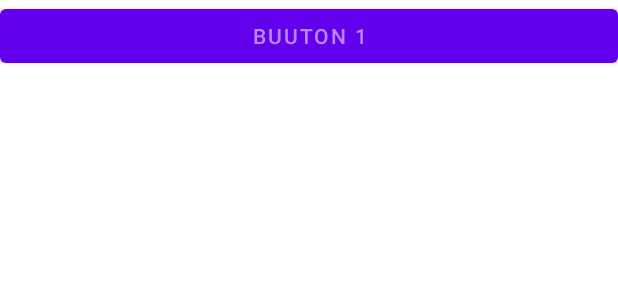
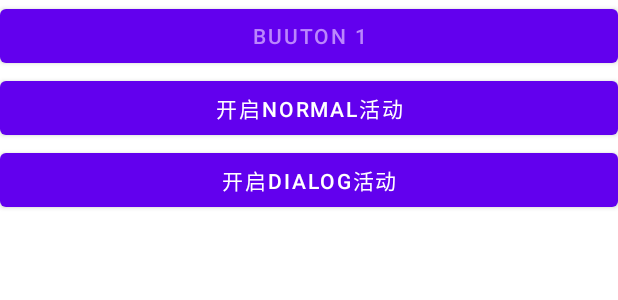
Before and after one commit to CalotteNeo/MyApplication2, an Android app: the layout first_layout.xml on its own in the app's theme, with its tools: preview values and no code run, on a phone screen of 412 x 824 dp. Shown: the top 300 px of the screen. Run offline under Robolectric (Android 15) with nearby library versions, the phone set to English and light mode, and no system bars.

Commit message:
学习进度：2.4完成

```diff
--- a/app/src/main/res/layout/first_layout.xml
+++ b/app/src/main/res/layout/first_layout.xml
@@ -11,5 +11,15 @@
         android:text="Buuton 1"
         android:textColor="@color/purple_200"
         />
+    <Button
+        android:layout_width="match_parent"
+        android:layout_height="wrap_content"
+        android:id="@+id/start_normal_activity"
+        android:text="开启normal活动"/>
+    <Button
+        android:layout_width="match_parent"
+        android:layout_height="wrap_content"
+        android:id="@+id/start_dialog_activity"
+        android:text="开启dialog活动"/>
 
 </LinearLayout>
```
Also changed, not shown: app/src/main/AndroidManifest.xml (+9 -3 lines), app/src/main/java/com/example/myapplication/DialogActivity.java (added, +14 -0 lines), app/src/main/java/com/example/myapplication/FirstActivity.java (+67 -1 lines), app/src/main/java/com/example/myapplication/NormalActivity.java (added, +14 -0 lines), app/src/main/res/layout/dialog_layout.xml (added, +13 -0 lines), app/src/main/res/layout/normal_layout.xml (added, +13 -0 lines), 1 other file.
